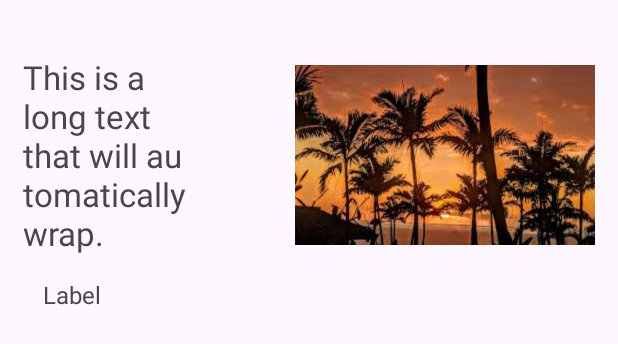
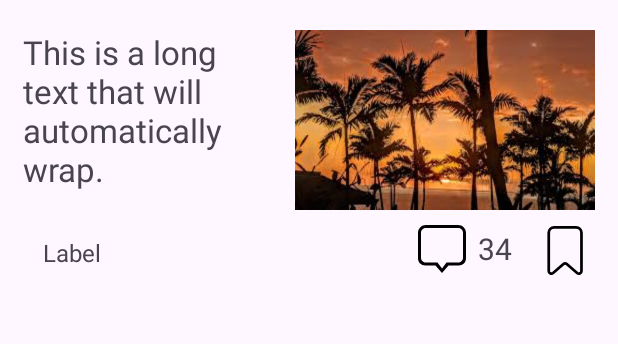
Before and after one commit to truonggiahuy8423/NewsAndroidApplication, an Android app: the layout history_item_view.xml on its own in the app's theme, with its tools: preview values and no code run, on a phone screen of 412 x 824 dp. Shown: the top 344 px of the screen. Run offline under Robolectric (Android 15) with nearby library versions, the phone set to English and light mode, and no system bars.

Commit message:
complete item view history

```diff
--- /dev/null
+++ b/app/src/main/res/drawable/bookmark_icon.xml
@@ -0,0 +1,16 @@
+<vector xmlns:android="http://schemas.android.com/apk/res/android"
+    android:autoMirrored="true"
+    android:height="40dp"
+    android:viewportHeight="22"
+    android:viewportWidth="22"
+    android:width="40dp">
+
+    <path android:fillColor="#00000000"
+        android:fillType="evenOdd"
+        android:pathData="M18.507,20.353L18.507,6.534C18.512,5.999 18.303,5.484 17.928,5.103C17.553,4.721 17.042,4.504 16.507,4.5L8.507,4.5C7.972,4.504 7.461,4.721 7.086,5.103C6.711,5.484 6.503,5.999 6.507,6.534L6.507,20.353C6.46,20.752 6.655,21.141 7.004,21.34C7.353,21.539 7.788,21.51 8.107,21.266L11.907,17.985C12.25,17.676 12.771,17.676 13.113,17.985L16.907,21.267C17.226,21.511 17.661,21.54 18.01,21.341C18.359,21.141 18.555,20.752 18.507,20.353Z"
+        android:strokeColor="#000000"
+        android:strokeLineCap="round"
+        android:strokeLineJoin="round"
+        android:strokeWidth="1"/>
+
+</vector>
--- /dev/null
+++ b/app/src/main/res/drawable/comment_icon.xml
@@ -0,0 +1,14 @@
+<vector xmlns:android="http://schemas.android.com/apk/res/android"
+    android:autoMirrored="true"
+    android:height="40dp"
+    android:viewportHeight="40"
+    android:viewportWidth="40"
+    android:width="40dp">
+
+    <path android:fillColor="#000000"
+          android:fillType="evenOdd"
+          android:pathData="M30,22C30,23.463 28.473,25 27,25L19,25L16,29L13,25L5,25C3.527,25 2,23.463 2,22L2,5C2,3.537 3.527,2 5,2L27,2C28.473,2 30,3.537 30,5L30,22L30,22ZM26.667,0L5.333,0C2.388,0 0,2.371 0,5.297L0,22.187C0,25.111 2.055,27 5,27L11.639,27L16,32.001L20.361,27L27,27C29.945,27 32,25.111 32,22.187L32,5.297C32,2.371 29.612,0 26.667,0L26.667,0Z"
+          android:strokeColor="#00000000"
+          android:strokeWidth="1"/>
+
+</vector>
--- a/app/src/main/res/layout/history_item_view.xml
+++ b/app/src/main/res/layout/history_item_view.xml
@@ -10,21 +10,22 @@
         android:layout_width="wrap_content"
         android:layout_height="wrap_content"
         android:layout_alignParentStart="true"
-        android:layout_centerInParent="true"
+        android:layout_alignTop="@id/item_image"
         android:layout_marginStart="15dp"
-        android:layout_marginEnd="50dp"
+        android:layout_marginEnd="30dp"
         android:layout_toStartOf="@id/item_image"
         android:text="This is a long text that will automatically wrap."
         android:textAlignment="viewStart"
         android:textSize="22sp"></TextView>
 
     <TextView
+        android:id="@+id/item_source"
         android:layout_width="wrap_content"
         android:layout_height="wrap_content"
         android:layout_below="@id/item_label"
         android:layout_alignStart="@id/item_label"
         android:layout_marginStart="13dp"
-        android:layout_marginTop="52dp"
+        android:layout_marginTop="30dp"
         android:text="Label"
         android:textSize="16sp"></TextView>
 
@@ -33,11 +34,41 @@
         android:layout_width="200dp"
         android:layout_height="120dp"
         android:layout_alignParentEnd="true"
-        android:layout_centerVertical="true"
+        android:layout_marginTop="20dp"
         android:layout_marginEnd="15dp"
         android:scaleType="fitXY"
         android:src="@drawable/thumbnail_image"></ImageView>
 
+    <ImageView
+        android:id="@+id/item_comment"
+        android:layout_width="40dp"
+        android:layout_height="40dp"
+        android:layout_below="@+id/item_image"
+        android:layout_alignStart="@id/item_source"
+        android:layout_marginStart="250dp"
+        android:layout_marginTop="10dp"
+        android:src="@drawable/comment_icon"></ImageView>
+
+    <TextView
+        android:id="@+id/item_comment_count"
+        android:layout_width="wrap_content"
+        android:layout_height="wrap_content"
+        android:layout_alignStart="@id/item_comment"
+        android:layout_alignTop="@id/item_comment"
+        android:layout_marginStart="40dp"
+        android:layout_marginTop="2dp"
+        android:text="34"
+        android:textSize="20sp"></TextView>
+
+    <ImageView
+        android:layout_width="40dp"
+        android:layout_height="40dp"
+        android:layout_alignStart="@id/item_comment_count"
+        android:layout_below="@id/item_image"
+        android:layout_marginTop="3dp"
+        android:layout_marginStart="35dp"
+        android:src="@drawable/bookmark_icon"></ImageView>
+
 
 
 </RelativeLayout>
```
